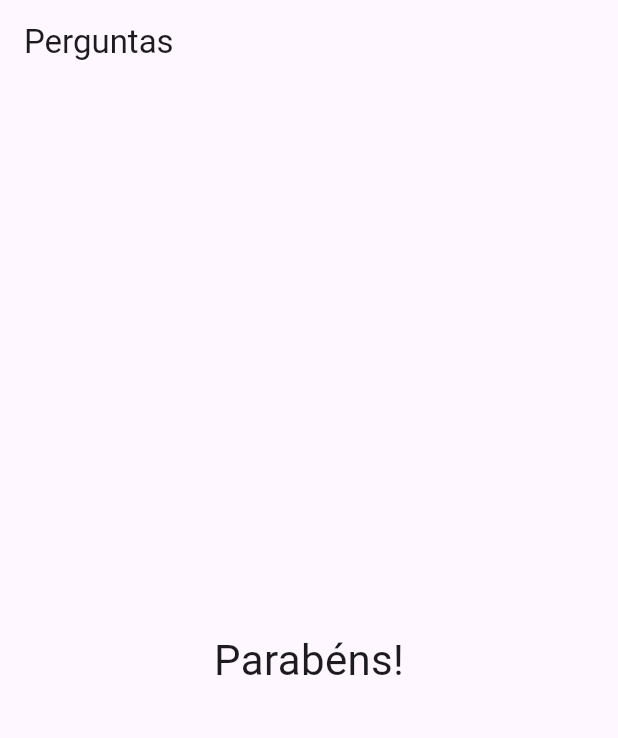
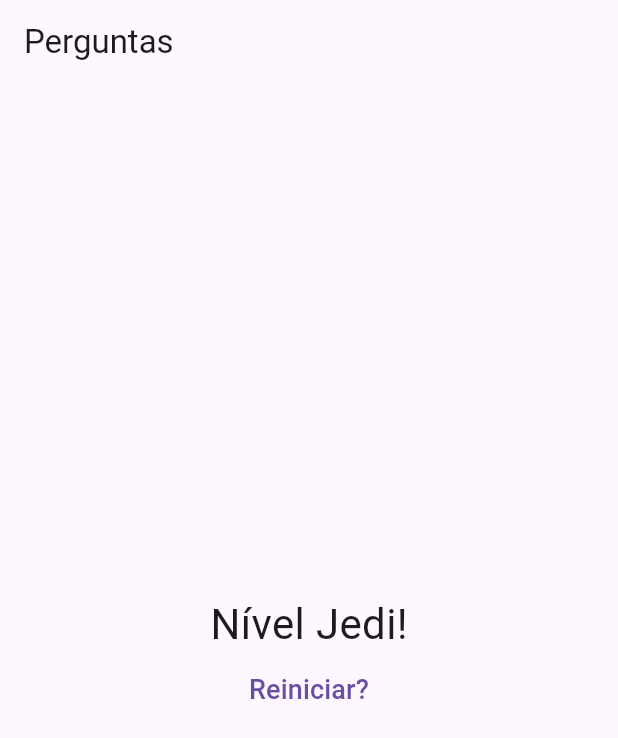
Before and after one commit to LucasFagundesWielewski/question_app, a Flutter app: the screen it shows after launch, after a tap on "Preto", after a tap on "Cobra", after a tap on "Rafa", on a phone screen of 412 x 824 dp. Shown: the top 738 px of the screen. Run offline on Flutter 3.47's test engine with Material 3 defaults, Android fonts, the phone set to English and light mode, and no system bars.

Commit message:
added restart btn

```diff
--- a/lib/main.dart
+++ b/lib/main.dart
@@ -6,45 +6,53 @@ void main() => runApp(PerguntaApp());
 
 class _PerguntaAppState extends State<PerguntaApp> {
   var _perguntaSelecionada = 0;
+  var _pontuacaoTotal = 0;
   final _perguntas = const [
     {
       'pergunta': 'Qual é a sua cor favorita?',
       'respostas': [
-        {'texto':'Preto', 'nota': 10},
-        {'texto':'Azul', 'nota': 5},
-        {'texto':'Amarelo', 'nota': 3},
-        {'texto':'Vermelho', 'nota': 1},
+        {'texto':'Preto', 'pontuacao': 10},
+        {'texto':'Azul', 'pontuacao': 5},
+        {'texto':'Amarelo', 'pontuacao': 3},
+        {'texto':'Vermelho', 'pontuacao': 1},
       ],
     },
     {
       'pergunta': 'Qual é o seu animal favorito?',
       'respostas': [
-        {'texto':'Coelho','nota': 10},
-        {'texto':'Cobra','nota': 5},
-        {'texto':'Elefante','nota': 3},
-        {'texto':'Leão','nota': 1},
+        {'texto':'Coelho','pontuacao': 10},
+        {'texto':'Cobra','pontuacao': 5},
+        {'texto':'Elefante','pontuacao': 3},
+        {'texto':'Leão','pontuacao': 1},
       ],
     },
     {
       'pergunta': 'Qual é o seu instrutor favorito?',
       'respostas': [
-        {'texto':'Bruno','nota': 10},
-        {'texto':'Mauro','nota': 5},
-        {'texto':'Rafa','nota': 3},
-        {'texto':'Juliano','nota': 1},
+        {'texto':'Bruno','pontuacao': 10},
+        {'texto':'Mauro','pontuacao': 5},
+        {'texto':'Rafa','pontuacao': 3},
+        {'texto':'Juliano','pontuacao': 1},
       ],
     },
   ];
 
-  // Definindo o getter temPerguntaSelecionada
+  void _reiniciarQuestionario() {
+    setState(() {
+      _perguntaSelecionada = 0;
+      _pontuacaoTotal = 0;
+    });
+  }
+
   bool get temPerguntaSelecionada {
     return _perguntaSelecionada < _perguntas.length;
   }
 
-  void _responder() {
+  void _responder(int pontuacao) {
     if (temPerguntaSelecionada) {
       setState(() {
         _perguntaSelecionada++;
+        _pontuacaoTotal += pontuacao;
       });
     }
   }
@@ -62,14 +70,17 @@ class _PerguntaAppState extends State<PerguntaApp> {
                 perguntaSelecionada: _perguntaSelecionada,
                 responder: _responder,
               )
-            : Resultado(),
+            : Resultado(_pontuacaoTotal, reiniciarQuestionario: _reiniciarQuestionario),
       ),
     );
   }
 }
 
 class PerguntaApp extends StatefulWidget {
+  const PerguntaApp({super.key});
+
   @override
+  // ignore: library_private_types_in_public_api
   _PerguntaAppState createState() {
     return _PerguntaAppState();
   }
--- a/lib/questionario.dart
+++ b/lib/questionario.dart
@@ -5,7 +5,7 @@ import 'package:projeto_perguntas/resposta.dart';
 class Questionario extends StatelessWidget {
   final List<Map<String, Object>> perguntas;
   final int perguntaSelecionada;
-  final void Function() responder;
+  final void Function(int) responder;
 
   bool get temPerguntaSelecionada {
     return perguntaSelecionada < perguntas.length;
@@ -26,7 +26,12 @@ class Questionario extends StatelessWidget {
     return Column(
       children: <Widget>[
         Questao(perguntas[perguntaSelecionada]['pergunta'].toString()),
-        ...respostas!.map((resp) => Resposta(resp['texto'].toString(), responder)),
+        ...respostas!.map((resp) {
+          return Resposta(
+            resp['texto'] as String,
+            () => responder(resp['pontuacao'] as int),
+          );
+        }),
       ],
     );
   }
--- a/lib/resultado.dart
+++ b/lib/resultado.dart
@@ -2,13 +2,43 @@ import 'package:flutter/material.dart';
 
 class Resultado extends StatelessWidget {
 
+  final int pontuacao;
+  final void Function() reiniciarQuestionario;
+
+  const Resultado(this.pontuacao, {super.key, required this.reiniciarQuestionario});
+
+  String get fraseResultado {
+    if (pontuacao < 8) {
+      return 'Parabéns!';
+    } else if (pontuacao < 12) {
+      return 'Você é bom!';
+    } else if (pontuacao < 16) {
+      return 'Impressionante!';
+    } else {
+      return 'Nível Jedi!';
+    }
+  }
+
   @override
   Widget build(BuildContext context) {
-      return Center(
-        child: Text(
-          'Parabéns!',
-          style: TextStyle(fontSize: 28),
-        ),
+      return Column(
+        mainAxisAlignment: MainAxisAlignment.center,
+        children: <Widget>[
+          Center(
+            child: Text(
+              fraseResultado,
+              style: const TextStyle(fontSize: 28),
+            ),
+          ),
+          TextButton(
+            onPressed: reiniciarQuestionario,
+            child: const Text(
+              'Reiniciar?',
+              style: TextStyle(fontSize: 18),
+              selectionColor: Colors.blue,
+            ),
+          ),
+        ],
       );
   }
 }
```
